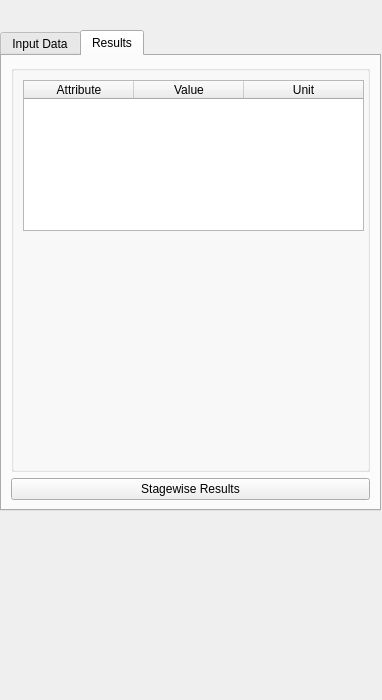
The window that src/main/ui/DockWidgets/DockWidgetDistillationColumn.ui (FOSSEE/Chemical-Simulator-GUI) describes before a commit, drawn with Qt 5.
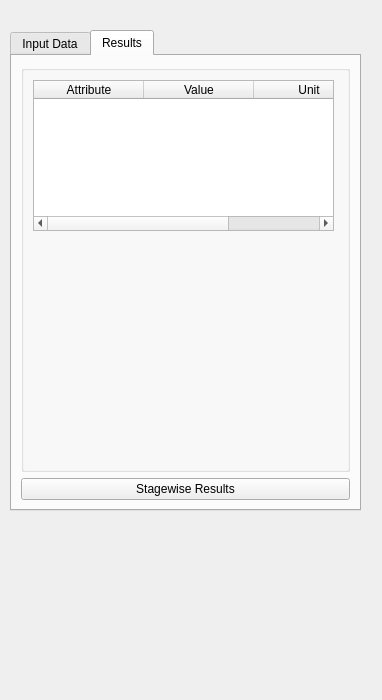
The same window after the commit. The open tabs and pages were chosen to show the change.

Commit message: DockWidgets Realigning

Patch:
```diff
--- a/src/main/ui/DockWidgets/DockWidgetDistillationColumn.ui
+++ b/src/main/ui/DockWidgets/DockWidgetDistillationColumn.ui
@@ -31,9 +31,9 @@
   <widget class="QTabWidget" name="tabWidget">
    <property name="geometry">
     <rect>
-     <x>0</x>
+     <x>10</x>
      <y>30</y>
-     <width>381</width>
+     <width>351</width>
      <height>481</height>
     </rect>
    </property>
@@ -264,10 +264,16 @@
          <rect>
           <x>12</x>
           <y>15</y>
-          <width>341</width>
+          <width>301</width>
           <height>151</height>
          </rect>
         </property>
+        <property name="sizePolicy">
+         <sizepolicy hsizetype="Fixed" vsizetype="Expanding">
+          <horstretch>0</horstretch>
+          <verstretch>0</verstretch>
+         </sizepolicy>
+        </property>
         <property name="columnCount">
          <number>3</number>
         </property>
@@ -297,6 +303,12 @@
      </item>
      <item>
       <widget class="QPushButton" name="stageResultsButton">
+       <property name="sizePolicy">
+        <sizepolicy hsizetype="Minimum" vsizetype="Fixed">
+         <horstretch>0</horstretch>
+         <verstretch>0</verstretch>
+        </sizepolicy>
+       </property>
        <property name="text">
         <string>Stagewise Results</string>
        </property>
```
Left out of the diff: 4 changed lines with no effect on the pictures. The commit also changes 22 other files.
